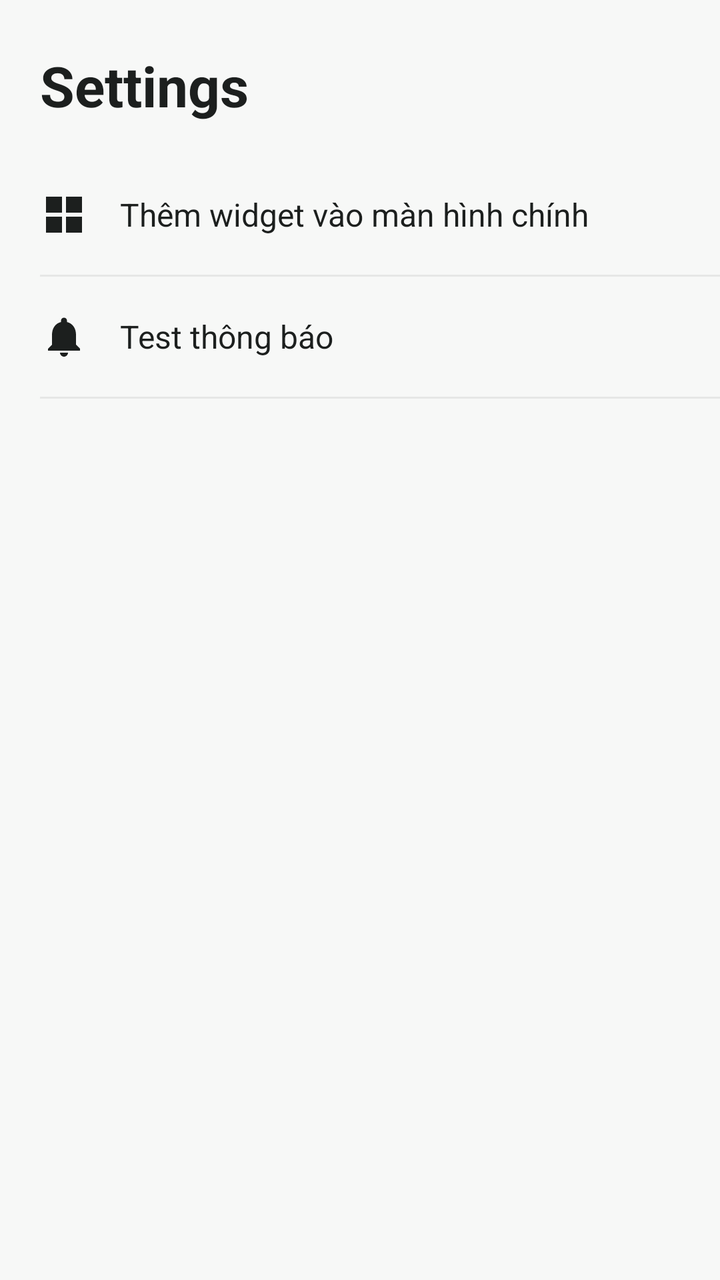
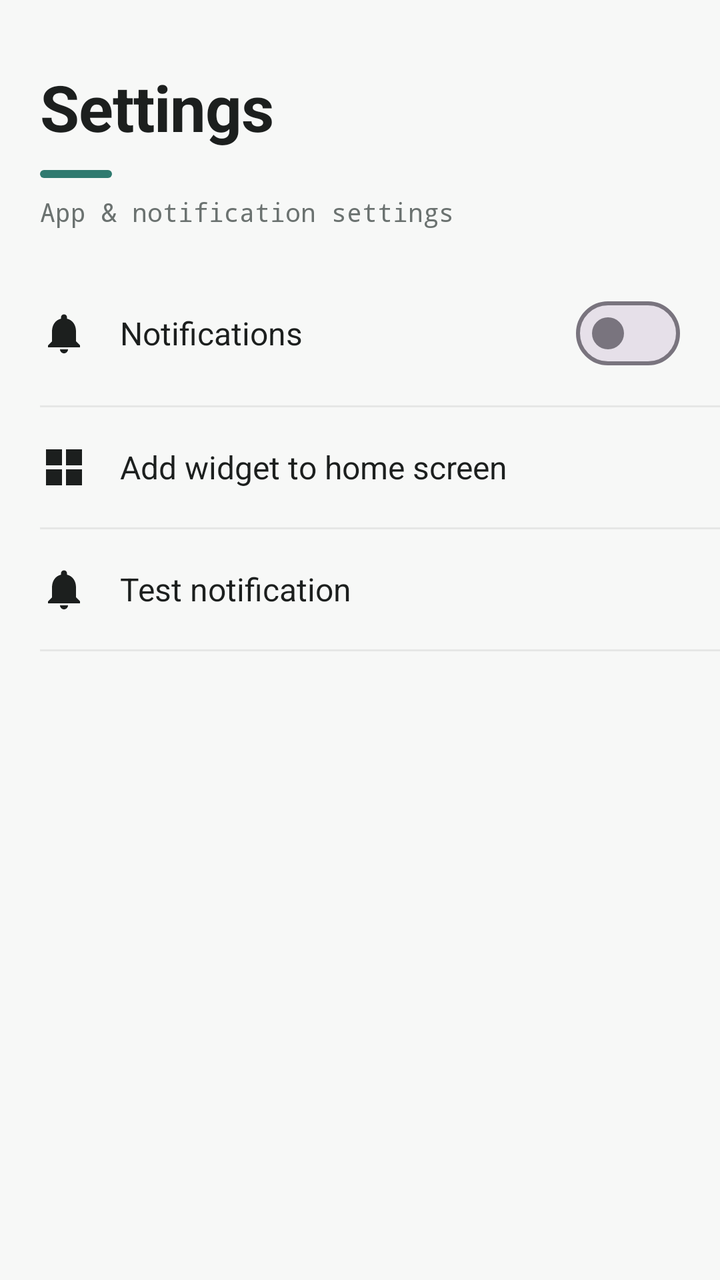

Two renders of the same Android screen: before a commit and after it. Below are the layout's source before the change and the commit's diff.
<!-- AndroidManifest.xml: application theme Theme.TodoList -->
<!-- res/layout/fragment_settings.xml -->
<LinearLayout xmlns:android="http://schemas.android.com/apk/res/android"
    android:layout_width="match_parent"
    android:layout_height="match_parent"
    android:orientation="vertical"
    android:background="@color/canvas_mist">

    <TextView
        android:layout_width="wrap_content"
        android:layout_height="wrap_content"
        android:text="@string/settings"
        android:textColor="@color/charcoal_ink"
        android:textSize="28sp"
        android:textStyle="bold"
        android:paddingHorizontal="20dp"
        android:paddingTop="24dp"
        android:paddingBottom="16dp" />

    <LinearLayout
        android:id="@+id/row_add_widget"
        android:layout_width="match_parent"
        android:layout_height="wrap_content"
        android:orientation="horizontal"
        android:gravity="center_vertical"
        android:background="?attr/selectableItemBackground"
        android:minHeight="60dp"
        android:paddingHorizontal="20dp"
        android:paddingVertical="16dp">
        <ImageView
            android:layout_width="24dp"
            android:layout_height="24dp"
            android:layout_marginEnd="16dp"
            android:src="@drawable/ic_widget"
            android:contentDescription="@string/add_widget" />
        <TextView
            android:layout_width="0dp"
            android:layout_height="wrap_content"
            android:layout_weight="1"
            android:text="@string/add_widget"
            android:textColor="@color/charcoal_ink"
            android:textSize="16sp" />
    </LinearLayout>

    <View
        android:layout_width="match_parent"
        android:layout_height="1dp"
        android:layout_marginStart="20dp"
        android:background="@color/whisper_border" />

    <LinearLayout
        android:id="@+id/row_test_notification"
        android:layout_width="match_parent"
        android:layout_height="wrap_content"
        android:orientation="horizontal"
        android:gravity="center_vertical"
        android:background="?attr/selectableItemBackground"
        android:minHeight="60dp"
        android:paddingHorizontal="20dp"
        android:paddingVertical="16dp">
        <ImageView
            android:layout_width="24dp"
            android:layout_height="24dp"
            android:layout_marginEnd="16dp"
            android:src="@drawable/ic_bell"
            android:contentDescription="@string/test_notification" />
        <TextView
            android:layout_width="0dp"
            android:layout_height="wrap_content"
            android:layout_weight="1"
            android:text="@string/test_notification"
            android:textColor="@color/charcoal_ink"
            android:textSize="16sp" />
    </LinearLayout>

    <View
        android:layout_width="match_parent"
        android:layout_height="1dp"
        android:layout_marginStart="20dp"
        android:background="@color/whisper_border" />

    <TextView
        android:id="@+id/notif_status"
        android:layout_width="wrap_content"
        android:layout_height="wrap_content"
        android:paddingHorizontal="20dp"
        android:paddingTop="16dp"
        android:textColor="@color/muted_steel"
        android:textSize="13sp" />
</LinearLayout>
<!-- resources referenced by this layout -->
<resources>
  <color name="canvas_mist">#F7F8F7</color>
  <color name="charcoal_ink">#1C1F1E</color>
  <color name="muted_steel">#6B7270</color>
  <color name="whisper_border">#141C1F1E</color>
  <!-- drawable ic_bell (drawable) -->
  <?xml version="1.0" encoding="utf-8"?>
  <vector xmlns:android="http://schemas.android.com/apk/res/android"
      android:width="24dp" android:height="24dp"
      android:viewportWidth="24" android:viewportHeight="24">
      <path android:fillColor="@color/charcoal_ink"
          android:pathData="M12,22c1.1,0 2,-0.9 2,-2h-4c0,1.1 0.9,2 2,2zM18,16v-5c0,-3.07 -1.64,-5.64 -4.5,-6.32L13.5,4c0,-0.83 -0.67,-1.5 -1.5,-1.5s-1.5,0.67 -1.5,1.5v0.68C7.63,5.36 6,7.92 6,11v5l-2,2v1h16v-1l-2,-2z"/>
  </vector>
  <!-- drawable ic_widget (drawable) -->
  <?xml version="1.0" encoding="utf-8"?>
  <vector xmlns:android="http://schemas.android.com/apk/res/android"
      android:width="24dp" android:height="24dp"
      android:viewportWidth="24" android:viewportHeight="24">
      <path android:fillColor="@color/charcoal_ink"
          android:pathData="M3,3h8v8H3zM13,3h8v8h-8zM13,13h8v8h-8zM3,13h8v8H3z"/>
  </vector>
  <string name="add_widget">Thêm widget vào màn hình chính</string>
  <string name="settings">Settings</string>
  <string name="test_notification">Test thông báo</string>
  <style name="Theme.TodoList" parent="Base.Theme.TodoList" />
  <style name="Base.Theme.TodoList" parent="Theme.Material3.DayNight.NoActionBar">
          
          
          <item name="colorPrimary">@color/muted_sage</item>
          <item name="colorOnPrimary">@color/pure_surface</item>
          <item name="android:colorBackground">@color/canvas_mist</item>
          <item name="colorSurface">@color/pure_surface</item>
          <item name="colorOnSurface">@color/charcoal_ink</item>
      </style>
  <color name="muted_sage">#2F7A6F</color>
  <color name="pure_surface">#FFFFFF</color>
</resources>

<!-- the commit's change to res/layout/fragment_settings.xml (unified diff, before → after) -->
@@ -5,15 +5,49 @@
     android:background="@color/canvas_mist">
 
     <TextView
-        android:layout_width="wrap_content"
+        style="@style/ScreenTitle"
+        android:text="@string/settings" />
+
+    <View style="@style/ScreenTitleAccent" />
+
+    <TextView
+        style="@style/ScreenSubtitle"
+        android:paddingBottom="16dp"
+        android:text="@string/settings_subtitle" />
+
+    <LinearLayout
+        android:id="@+id/row_notifications"
+        android:layout_width="match_parent"
         android:layout_height="wrap_content"
-        android:text="@string/settings"
-        android:textColor="@color/charcoal_ink"
-        android:textSize="28sp"
-        android:textStyle="bold"
+        android:orientation="horizontal"
+        android:gravity="center_vertical"
+        android:minHeight="60dp"
         android:paddingHorizontal="20dp"
-        android:paddingTop="24dp"
-        android:paddingBottom="16dp" />
+        android:paddingVertical="12dp">
+        <ImageView
+            android:layout_width="24dp"
+            android:layout_height="24dp"
+            android:layout_marginEnd="16dp"
+            android:src="@drawable/ic_bell"
+            android:contentDescription="@string/notifications" />
+        <TextView
+            android:layout_width="0dp"
+            android:layout_height="wrap_content"
+            android:layout_weight="1"
+            android:text="@string/notifications"
+            android:textColor="@color/charcoal_ink"
+            android:textSize="16sp" />
+        <com.google.android.material.materialswitch.MaterialSwitch
+            android:id="@+id/switch_notif"
+            android:layout_width="wrap_content"
+            android:layout_height="wrap_content" />
+    </LinearLayout>
+
+    <View
+        android:layout_width="match_parent"
+        android:layout_height="1dp"
+        android:layout_marginStart="20dp"
+        android:background="@color/whisper_border" />
 
     <LinearLayout
         android:id="@+id/row_add_widget"
<!-- resource entries referenced after the edit -->
@@ -20,10 +20,45 @@
       <path android:fillColor="@color/charcoal_ink"
           android:pathData="M3,3h8v8H3zM13,3h8v8h-8zM13,13h8v8h-8zM3,13h8v8H3z"/>
   </vector>
-  <string name="add_widget">Thêm widget vào màn hình chính</string>
+  <string name="add_widget">Add widget to home screen</string>
+  <string name="notifications">Notifications</string>
   <string name="settings">Settings</string>
-  <string name="test_notification">Test thông báo</string>
+  <string name="settings_subtitle">App &amp; notification settings</string>
+  <string name="test_notification">Test notification</string>
+  <style name="ScreenSubtitle">
+          <item name="android:layout_width">wrap_content</item>
+          <item name="android:layout_height">wrap_content</item>
+          <item name="android:paddingHorizontal">20dp</item>
+          <item name="android:paddingTop">8dp</item>
+          <item name="android:fontFamily">monospace</item>
+          <item name="android:textColor">@color/muted_steel</item>
+          <item name="android:textSize">13sp</item>
+      </style>
+  <style name="ScreenTitle">
+          <item name="android:layout_width">wrap_content</item>
+          <item name="android:layout_height">wrap_content</item>
+          <item name="android:paddingHorizontal">20dp</item>
+          <item name="android:paddingTop">32dp</item>
+          <item name="android:textColor">@color/charcoal_ink</item>
+          <item name="android:textSize">32sp</item>
+          <item name="android:textStyle">bold</item>
+          <item name="android:letterSpacing">-0.01</item>
+      </style>
+  <style name="ScreenTitleAccent">
+          <item name="android:layout_width">36dp</item>
+          <item name="android:layout_height">4dp</item>
+          <item name="android:layout_marginStart">20dp</item>
+          <item name="android:layout_marginTop">10dp</item>
+          <item name="android:background">@drawable/bg_accent_bar</item>
+      </style>
   <style name="Theme.TodoList" parent="Base.Theme.TodoList" />
+  <!-- drawable bg_accent_bar (drawable) -->
+  <?xml version="1.0" encoding="utf-8"?>
+  <shape xmlns:android="http://schemas.android.com/apk/res/android"
+      android:shape="rectangle">
+      <corners android:radius="2dp" />
+      <solid android:color="@color/muted_sage" />
+  </shape>
   <style name="Base.Theme.TodoList" parent="Theme.Material3.DayNight.NoActionBar">
           
           
